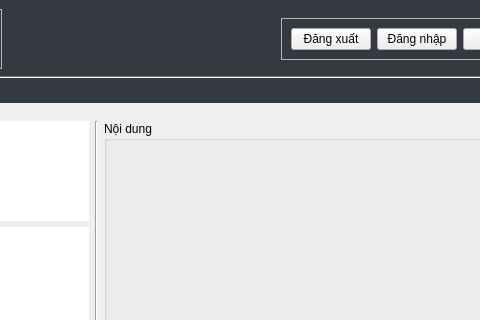
Before: the Qt Designer form mainwindow.ui in fantasyinferno/libpro, drawn with Qt 5; both pictures show x 562 to 1042 and y 0 to 320 of the 1133 by 784 pixel window.
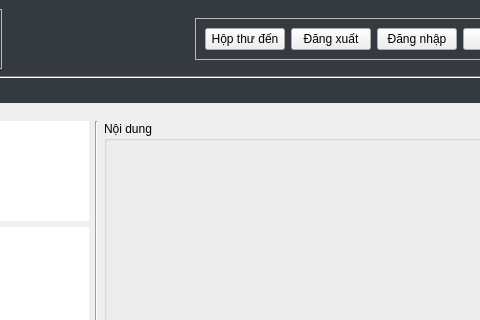
After: the same form once the commit is applied. Icons and pictures are not drawn.

What changed in the file:
```diff
--- a/mainwindow.ui
+++ b/mainwindow.ui
@@ -119,6 +119,13 @@
               <enum>QFrame::Raised</enum>
              </property>
              <layout class="QHBoxLayout" name="horizontalLayout_3">
+              <item>
+               <widget class="QPushButton" name="hopThuButton">
+                <property name="text">
+                 <string>Hộp thư đến</string>
+                </property>
+               </widget>
+              </item>
               <item>
                <widget class="QPushButton" name="dangXuatButton">
                 <property name="autoFillBackground">
```
